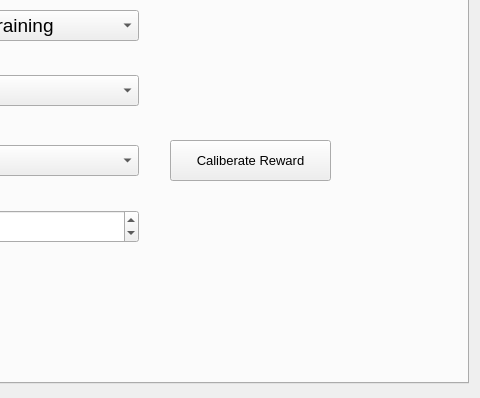
Qt form NeuRPi/gui/main_gui.ui (vaibrainium/NeuRPi) before a commit; both pictures show x 592 to 1072 and y 406 to 804 of the 1072 by 804 pixel window.
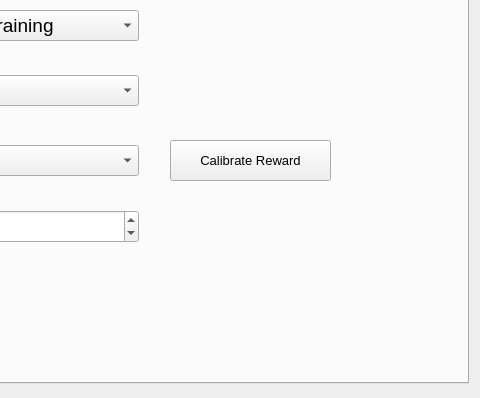
The same form after that commit.

```diff
--- a/NeuRPi/gui/main_gui.ui
+++ b/NeuRPi/gui/main_gui.ui
@@ -434,7 +434,7 @@
        </font>
       </property>
       <property name="text">
-       <string>Caliberate Reward</string>
+       <string>Calibrate Reward</string>
       </property>
      </widget>
     </widget>
```
Left out of the diff: 2 changed lines with no effect on the pictures.
